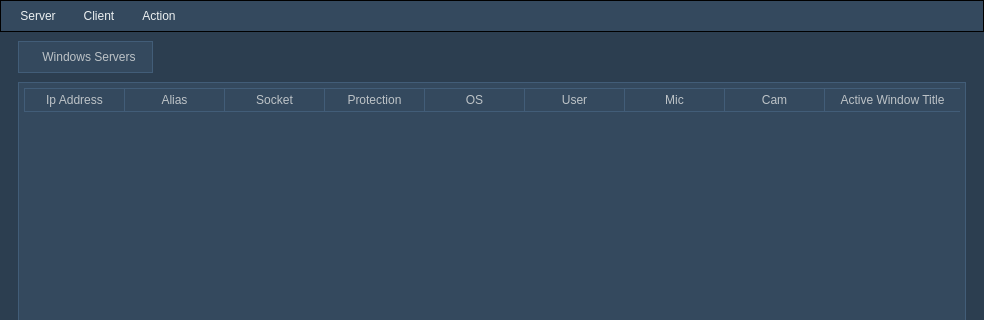
Old version of the form source/gui.ui in the repository 5l1v3r1/Moderat; both pictures show x 0 to 984 and y 0 to 320 of the 984 by 607 pixel window.
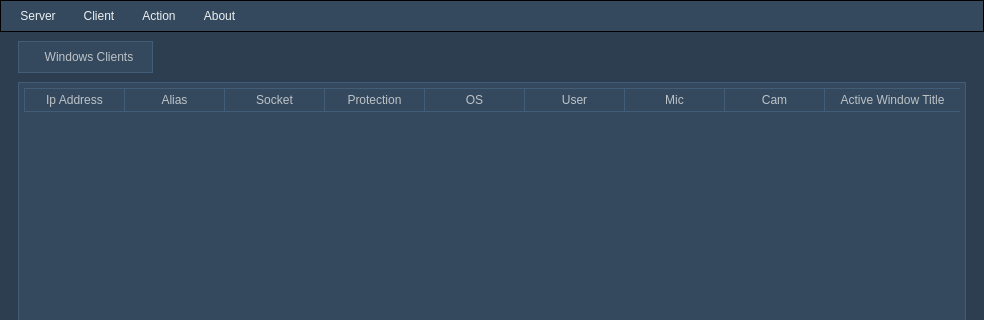
New version of the form. Icons and pictures are not drawn.

Patch:
```diff
--- a/source/gui.ui
+++ b/source/gui.ui
@@ -286,7 +286,7 @@
          <normaloff>:/icons/assets/windows.png</normaloff>:/icons/assets/windows.png</iconset>
        </attribute>
        <attribute name="title">
-        <string>Windows Servers</string>
+        <string>Windows Clients</string>
        </attribute>
        <layout class="QGridLayout" name="gridLayout_2">
         <item row="0" column="0">
@@ -519,9 +519,15 @@
     <addaction name="actionLock_Server"/>
     <addaction name="actionStop_Server"/>
    </widget>
+   <widget class="QMenu" name="menuAbout">
+    <property name="title">
+     <string>About</string>
+    </property>
+   </widget>
    <addaction name="serverMenu"/>
    <addaction name="menuServer"/>
    <addaction name="menuAction"/>
+   <addaction name="menuAbout"/>
   </widget>
   <action name="actionStartListen_for_connections">
    <property name="checkable">
```
Left out of the diff: 2 changed lines with no effect on the pictures.
